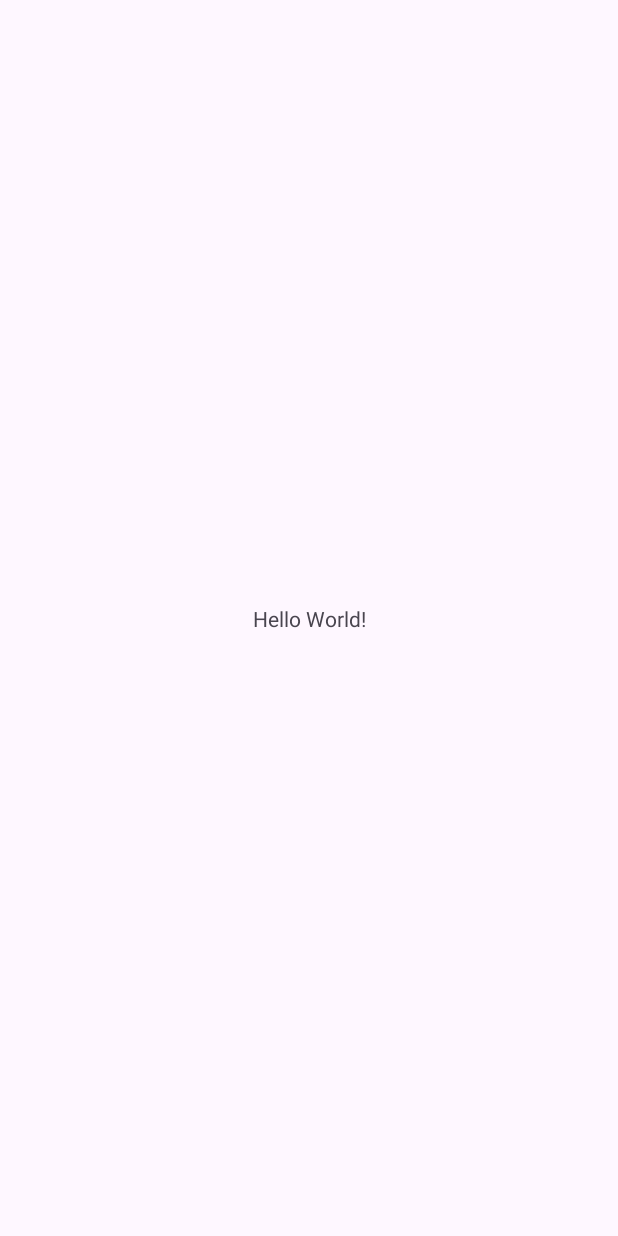
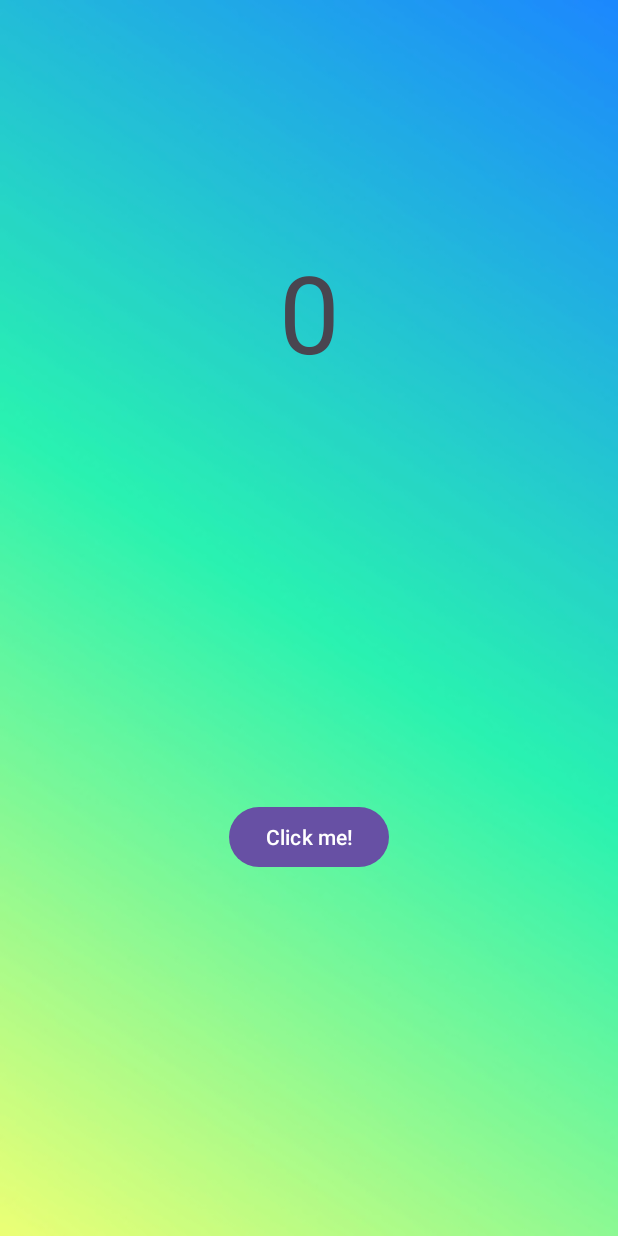
Before and after one commit to juanadls/counter_app, an Android app: the screen it shows after launch (MainActivity), on a phone screen of 412 x 824 dp. Before the commit the screen is almost empty. Run offline under Robolectric (Android 15) with nearby library versions, the phone set to English and light mode, and no system bars.

Commit message:
added textview and buttom

```diff
--- a/app/src/main/res/layout/activity_main.xml
+++ b/app/src/main/res/layout/activity_main.xml
@@ -5,15 +5,31 @@
     android:id="@+id/main"
     android:layout_width="match_parent"
     android:layout_height="match_parent"
+    android:background="@drawable/gradient_wall"
     tools:context=".MainActivity">
 
     <TextView
+        android:id="@+id/counter_text"
         android:layout_width="wrap_content"
         android:layout_height="wrap_content"
-        android:text="Hello World!"
+        android:layout_marginTop="159dp"
+        android:text="0"
+        android:textSize="72sp"
+        app:layout_constraintEnd_toEndOf="parent"
+        app:layout_constraintStart_toStartOf="parent"
+        app:layout_constraintTop_toTopOf="parent"
+
+        />
+
+    <Button
+        android:id="@+id/btn"
+        android:layout_width="wrap_content"
+        android:layout_height="wrap_content"
+        android:layout_marginTop="36dp"
+        android:text="Click me!"
         app:layout_constraintBottom_toBottomOf="parent"
         app:layout_constraintEnd_toEndOf="parent"
         app:layout_constraintStart_toStartOf="parent"
-        app:layout_constraintTop_toTopOf="parent" />
+        app:layout_constraintTop_toBottomOf="@+id/counter_text" />
 
 </androidx.constraintlayout.widget.ConstraintLayout>
```
